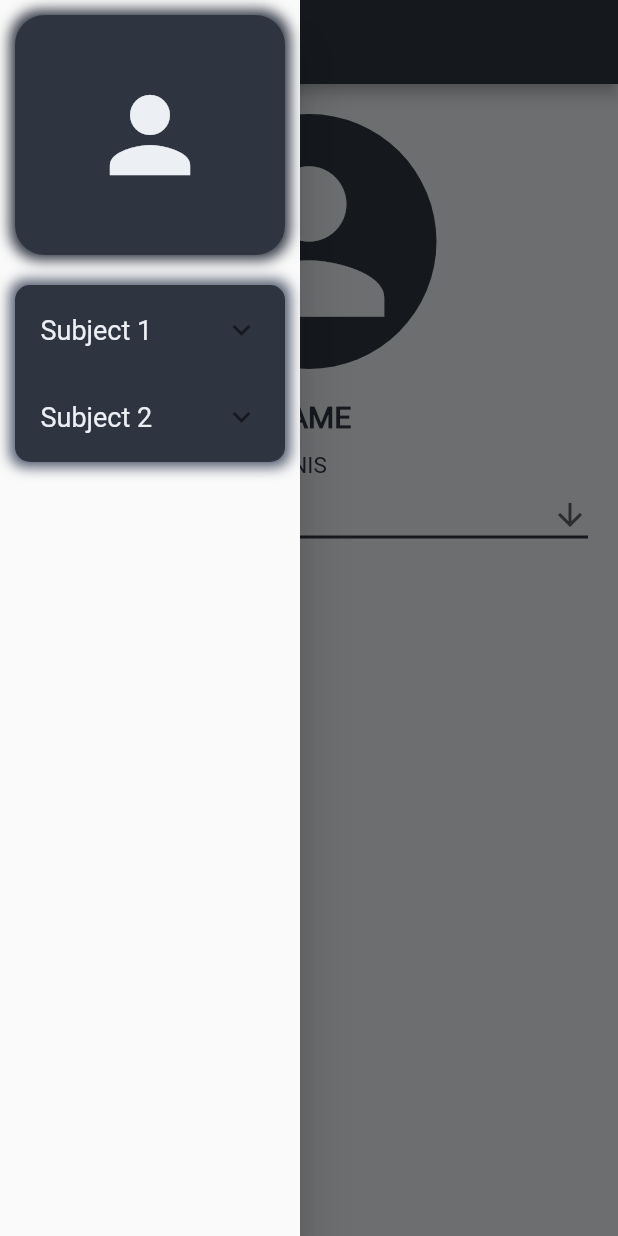
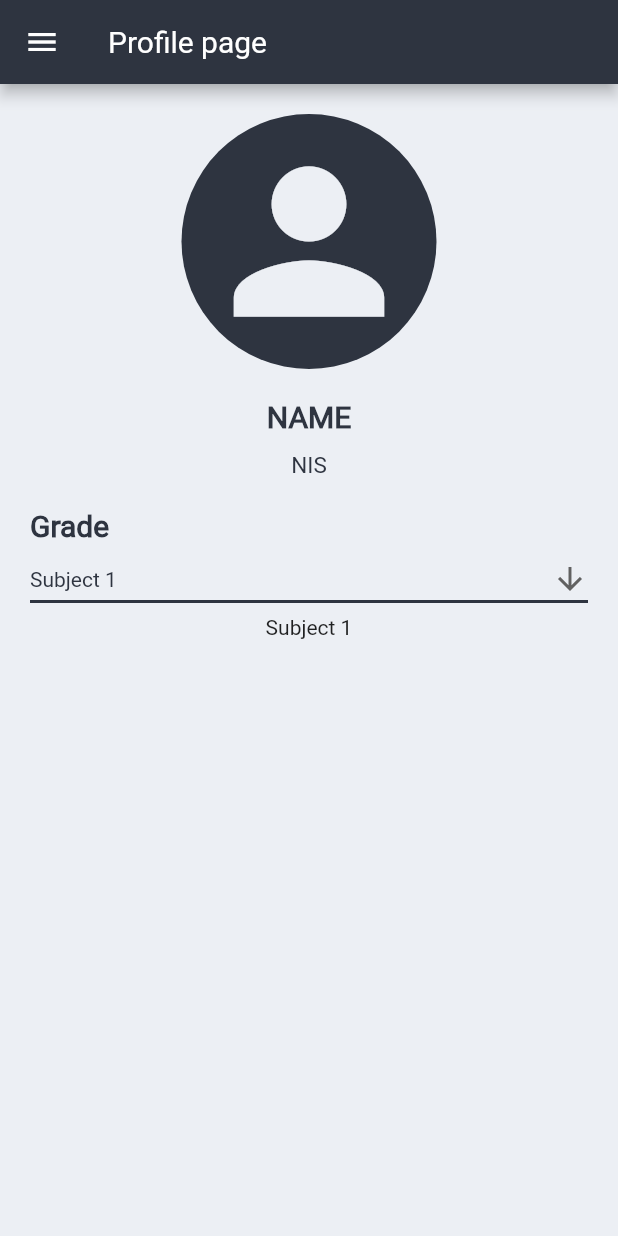
Before and after one commit to aldihsuhandi/SE-Bruh, a Flutter app: the screen it shows after launch, in the side drawer, after a tap on the "person" icon, on a phone screen of 412 x 824 dp. Run offline on Flutter 3.47's test engine with Material 2 defaults, Android fonts, the phone set to English and light mode, and no system bars; our stand-ins replace fl_chart, hexcolor.

Commit message:
making more adjustment - adding new session page - changing from column to listview for scrollable function - adding a placeholder for graph in profile page

```diff
--- a/lib/page/profile.dart
+++ b/lib/page/profile.dart
@@ -14,7 +14,7 @@ class Profile extends StatelessWidget {
                 title: Text("Profile page"),
                 backgroundColor: HexColor("#2e3440"),
             ),
-            body: Column(
+            body: ListView(
                 children: [
                     Center(
                         child: Container(
@@ -56,6 +56,23 @@ class Profile extends StatelessWidget {
                             ],
                         )
                     ),
+                    SizedBox(height: 20),
+                    Container(
+                        margin: EdgeInsets.only(
+                            left: 20,
+                            right: 20
+                        ),
+                        child: Text(
+                            "Grade",
+                            style: TextStyle(
+                                fontWeight: FontWeight.w800,
+                                fontFamily: 'Roboto',
+                                fontSize: 20,
+                                color: HexColor("#2e3440"),
+                            ),
+                            textAlign: TextAlign.left,
+                        ),
+                    ),
                     Container(
                         margin: EdgeInsets.only(
                             left: 20,
@@ -79,12 +96,13 @@ class GradeComboBox extends StatefulWidget {
     State<GradeComboBox> createState() => _GradeComboBox();
 }
 
-class _GradeComboBox extends State<GradeComboBox>
-{
+class _GradeComboBox extends State<GradeComboBox> {
     String val = "Subject 1";
     @override
     Widget build(BuildContext context) {
-        return DropdownButton<String>(
+        return Column(
+            children: [
+                DropdownButton<String>(
                     value: val,
                     isExpanded: true,
                     icon: Icon(Icons.arrow_downward),
@@ -108,6 +126,19 @@ class _GradeComboBox extends State<GradeComboBox>
                             child: Text(value),
                         );
                     }).toList(),
+                ),
+                GradeGraph(val),
+            ],
         );
     }
 }
+
+class GradeGraph extends StatelessWidget {
+    final String subject;
+    GradeGraph(this.subject);
+
+    @override
+      Widget build(BuildContext context) {
+          return Text(subject);
+      }
+}
--- a/lib/src/drawer.dart
+++ b/lib/src/drawer.dart
@@ -1,5 +1,9 @@
 import 'package:flutter/material.dart';
 import 'package:hexcolor/hexcolor.dart';
+
+// include other dart file
+import '../page/profile.dart';
+import '../page/subject.dart';
 
 class NavMenu extends StatelessWidget {
     @override
@@ -32,7 +36,11 @@ class NavMenu extends StatelessWidget {
                             color: Colors.white.withOpacity(0),
                             child: InkWell(
                                 onTap: (){
-                                    print("Profile pressed");
+                                    Navigator.pop(context);
+                                    Navigator.push(
+                                        context,
+                                        MaterialPageRoute(builder: (context) => Profile()),
+                                    );
                                 },
                                 child: Icon(
                                     Icons.person,
@@ -82,6 +90,10 @@ class NavMenu extends StatelessWidget {
                                             ),
                                             onTap: () {
                                                 Navigator.pop(context);
+                                                Navigator.push(
+                                                    context,
+                                                    MaterialPageRoute(builder: (context) => Sessionpage()),
+                                                );
                                             },
                                         ),
                                         ListTile(
```
Also changed, not shown: lib/page/subject.dart (added, +24 -0 lines). Lines whose indentation alone changed are shown as unchanged.
